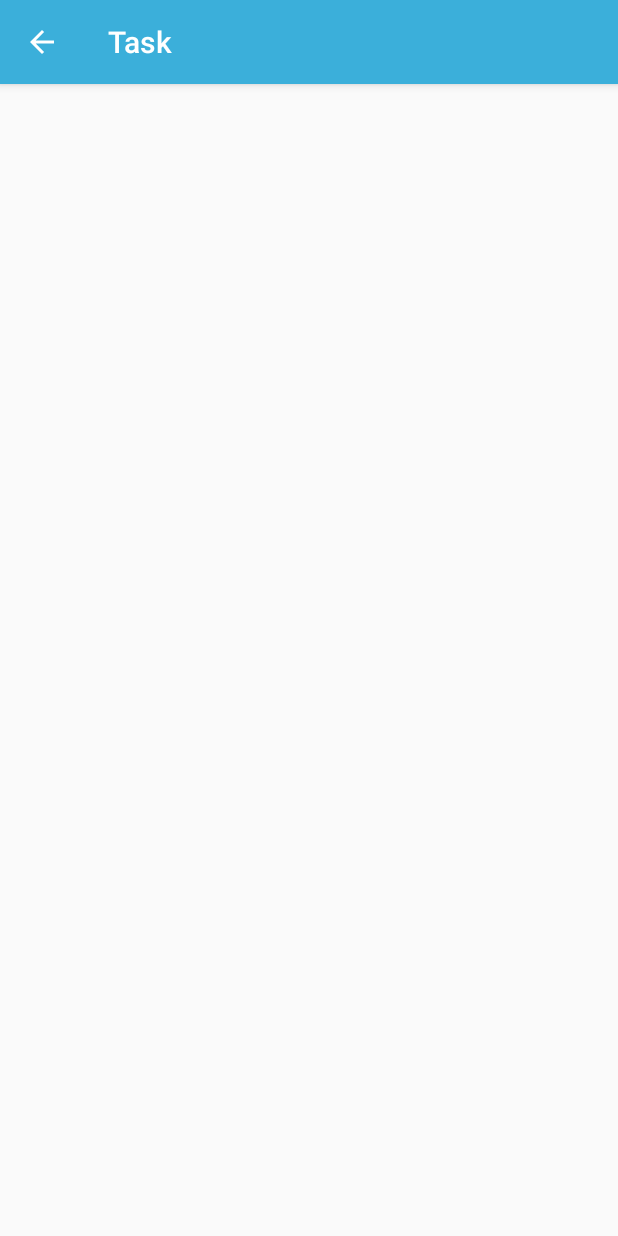
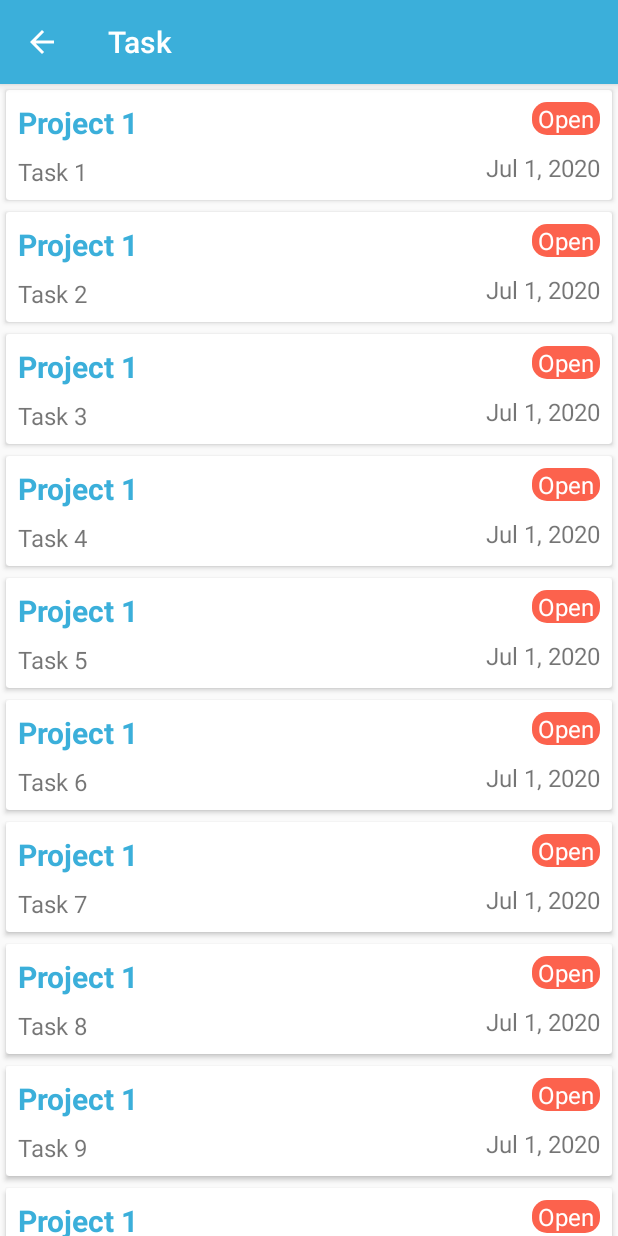
Before and after one commit to mknishad/suffix-field-force-android, an Android app: the TaskListActivity screen opened directly, with no data from a screen before it, on a phone screen of 412 x 824 dp. Run offline under Robolectric (Android 15) with nearby library versions, the phone set to English and light mode, and no system bars; our stand-ins replace data binding.

Commit message:
populate task recycler view

```diff
--- a/app/src/main/java/com/suffix/fieldforce/activity/TaskListActivity.kt
+++ b/app/src/main/java/com/suffix/fieldforce/activity/TaskListActivity.kt
@@ -9,12 +9,13 @@ import android.os.Bundle
 import android.widget.Toast
 import androidx.appcompat.app.AppCompatActivity
 import androidx.databinding.DataBindingUtil
-import androidx.lifecycle.Observer
 import androidx.lifecycle.ViewModelProviders
 import com.suffix.fieldforce.R
+import com.suffix.fieldforce.adapter.TaskAdapter
+import com.suffix.fieldforce.adapter.TaskListener
 import com.suffix.fieldforce.databinding.ActivityTaskListBinding
+import com.suffix.fieldforce.model.Task
 import com.suffix.fieldforce.viewmodel.TaskListViewModel
-import kotlinx.android.synthetic.main.activity_task_list.*
 
 class TaskListActivity : AppCompatActivity() {
 
@@ -23,7 +24,6 @@ class TaskListActivity : AppCompatActivity() {
 
     override fun onCreate(savedInstanceState: Bundle?) {
         super.onCreate(savedInstanceState)
-        setContentView(R.layout.activity_task_list)
 
         binding = DataBindingUtil.setContentView(this, R.layout.activity_task_list)
         viewModel = ViewModelProviders.of(this).get(TaskListViewModel::class.java)
@@ -34,18 +34,15 @@ class TaskListActivity : AppCompatActivity() {
 
     private fun init() {
         setupToolbar()
-
-        viewModel.progress.observe(this, Observer {
-            Toast.makeText(this, it.toString(), Toast.LENGTH_SHORT).show()
-        })
+        setupRecyclerView()
     }
 
     private fun setupToolbar() {
         setSupportActionBar(binding.toolbar)
         if (Build.VERSION.SDK_INT >= Build.VERSION_CODES.M) {
-            toolbar.setTitleTextColor(resources.getColor(android.R.color.white, null))
+            binding.toolbar.setTitleTextColor(resources.getColor(android.R.color.white, null))
         } else {
-            toolbar.setTitleTextColor(resources.getColor(android.R.color.white))
+            binding.toolbar.setTitleTextColor(resources.getColor(android.R.color.white))
         }
         supportActionBar?.setDisplayShowTitleEnabled(true)
         supportActionBar?.setDisplayHomeAsUpEnabled(true)
@@ -58,4 +55,26 @@ class TaskListActivity : AppCompatActivity() {
             binding.toolbar.navigationIcon?.setColorFilter(Color.WHITE, PorterDuff.Mode.SRC_ATOP)
         }
     }
+
+    private fun setupRecyclerView() {
+        val adapter = TaskAdapter(TaskListener { task ->
+            Toast.makeText(this, task.name, Toast.LENGTH_SHORT).show()
+        })
+        binding.recyclerView.adapter = adapter
+
+        val taskList = listOf(
+            Task(";alskf;ls", "Task 1", "Open", "Jul 1, 2020", "Project 1"),
+            Task(";alskf;ls", "Task 2", "Open", "Jul 1, 2020", "Project 1"),
+            Task(";alskf;ls", "Task 3", "Open", "Jul 1, 2020", "Project 1"),
+            Task(";alskf;ls", "Task 4", "Open", "Jul 1, 2020", "Project 1"),
+            Task(";alskf;ls", "Task 5", "Open", "Jul 1, 2020", "Project 1"),
+            Task(";alskf;ls", "Task 6", "Open", "Jul 1, 2020", "Project 1"),
+            Task(";alskf;ls", "Task 7", "Open", "Jul 1, 2020", "Project 1"),
+            Task(";alskf;ls", "Task 8", "Open", "Jul 1, 2020", "Project 1"),
+            Task(";alskf;ls", "Task 9", "Open", "Jul 1, 2020", "Project 1"),
+            Task(";alskf;ls", "Task 10", "Open", "Jul 1, 2020", "Project 1"),
+            Task(";alskf;ls", "Task 11", "Open", "Jul 1, 2020", "Project 1"))
+
+        adapter.callSubmitList(taskList)
+    }
 }
--- /dev/null
+++ b/app/src/main/java/com/suffix/fieldforce/adapter/RiderListAdapter.kt
@@ -0,0 +1,82 @@
+package com.suffix.fieldforce.adapter
+
+import android.annotation.SuppressLint
+import android.view.LayoutInflater
+import android.view.ViewGroup
+import androidx.recyclerview.widget.DiffUtil
+import androidx.recyclerview.widget.ListAdapter
+import androidx.recyclerview.widget.RecyclerView
+import com.suffix.fieldforce.databinding.ListItemTaskBinding
+import com.suffix.fieldforce.model.Task
+import kotlinx.coroutines.CoroutineScope
+import kotlinx.coroutines.Dispatchers
+import kotlinx.coroutines.launch
+import kotlinx.coroutines.withContext
+
+class TaskAdapter(val clickListener: TaskListener) :
+    ListAdapter<Task, RecyclerView.ViewHolder>(TaskDiffCallback()) {
+
+    override fun onBindViewHolder(holder: RecyclerView.ViewHolder, position: Int) {
+        when (holder) {
+            is ViewHolder -> {
+                val taskItem = getItem(position) as Task
+                holder.bind(taskItem, clickListener)
+            }
+        }
+    }
+
+    override fun onCreateViewHolder(parent: ViewGroup, viewType: Int): RecyclerView.ViewHolder {
+        return ViewHolder.from(parent)
+    }
+
+    override fun getItemCount(): Int {
+        return super.getItemCount()
+    }
+
+    fun callSubmitList(list: List<Task>?) {
+        val adapterScope = CoroutineScope(Dispatchers.Default)
+        adapterScope.launch {
+            withContext(Dispatchers.Main) {
+                submitList(list)
+            }
+        }
+    }
+}
+
+class ViewHolder private constructor(val binding: ListItemTaskBinding) : RecyclerView.ViewHolder(binding.root) {
+    fun bind(item: Task, clickListener: TaskListener) {
+        binding.task = item
+        binding.clickListener = clickListener
+        binding.executePendingBindings()
+    }
+
+    companion object {
+        fun from(parent: ViewGroup): ViewHolder {
+            val layoutInflater = LayoutInflater.from(parent.context)
+            val binding = ListItemTaskBinding.inflate(layoutInflater, parent, false)
+            return ViewHolder(binding)
+        }
+    }
+}
+
+
+/**
+ * Callback for calculating the diff between two non-null items in a list.
+ *
+ * Used by ListAdapter to calculate the minimum number of changes between and old list and a new
+ * list that's been passed to `submitList`.
+ */
+class TaskDiffCallback : DiffUtil.ItemCallback<Task>() {
+    override fun areItemsTheSame(oldItem: Task, newItem: Task): Boolean {
+        return oldItem.id == newItem.id
+    }
+
+    @SuppressLint("DiffUtilEquals")
+    override fun areContentsTheSame(oldItem: Task, newItem: Task): Boolean {
+        return oldItem == newItem
+    }
+}
+
+class TaskListener(val clickListener: (task: Task) -> Unit) {
+    fun onClick(task: Task) = clickListener(task)
+}
--- /dev/null
+++ b/app/src/main/java/com/suffix/fieldforce/model/Task.kt
@@ -0,0 +1,13 @@
+package com.suffix.fieldforce.model
+
+import android.os.Parcelable
+import kotlinx.android.parcel.Parcelize
+
+@Parcelize
+data class Task(
+    var id: String?,
+    var name: String?,
+    var status: String?,
+    var date: String?,
+    var project: String?
+) : Parcelable
--- /dev/null
+++ b/app/src/main/res/drawable/bg_button.xml
@@ -0,0 +1,6 @@
+<?xml version="1.0" encoding="utf-8"?>
+<shape xmlns:android="http://schemas.android.com/apk/res/android"
+       android:shape="rectangle">
+    <solid android:color="@color/colorPrimary"/>
+    <corners android:radius="5dp"/>
+</shape>
--- /dev/null
+++ b/app/src/main/res/drawable/bg_status.xml
@@ -0,0 +1,6 @@
+<?xml version="1.0" encoding="utf-8"?>
+<shape xmlns:android="http://schemas.android.com/apk/res/android"
+       android:shape="rectangle">
+    <solid android:color="@color/colorRed"/>
+    <corners android:radius="10dp"/>
+</shape>
--- a/app/src/main/res/layout/activity_task_list.xml
+++ b/app/src/main/res/layout/activity_task_list.xml
@@ -46,6 +46,5 @@
             app:layout_constraintTop_toTopOf="parent"
             app:layout_constraintStart_toStartOf="parent"
             android:visibility="@{viewModel.progress ? View.VISIBLE : View.GONE}"/>
-
     </androidx.constraintlayout.widget.ConstraintLayout>
 </layout>
--- /dev/null
+++ b/app/src/main/res/layout/list_item_task.xml
@@ -0,0 +1,87 @@
+<?xml version="1.0" encoding="utf-8"?>
+
+<layout xmlns:android="http://schemas.android.com/apk/res/android"
+        xmlns:app="http://schemas.android.com/apk/res-auto"
+        xmlns:tools="http://schemas.android.com/tools">
+
+    <data>
+        <variable
+                name="task"
+                type="com.suffix.fieldforce.model.Task"/>
+        <variable
+                name="clickListener"
+                type="com.suffix.fieldforce.adapter.TaskListener"/>
+    </data>
+
+    <androidx.cardview.widget.CardView
+            android:layout_margin="4dp"
+            android:layout_width="match_parent"
+            android:layout_height="wrap_content">
+        <androidx.constraintlayout.widget.ConstraintLayout
+                android:layout_width="match_parent"
+                android:layout_height="wrap_content"
+                style="@style/Ripple"
+                android:onClick="@{() -> clickListener.onClick(task)}"
+                android:orientation="vertical">
+
+            <TextView
+                android:id="@+id/projectNameTextView"
+                android:layout_width="wrap_content"
+                android:layout_height="wrap_content"
+                android:layout_marginStart="8dp"
+                android:layout_marginTop="8dp"
+                android:text="@{task.project}"
+                android:textSize="20sp"
+                android:textStyle="bold"
+                android:textColor="@color/colorAquaDark"
+                app:layout_constraintStart_toStartOf="parent"
+                app:layout_constraintTop_toTopOf="parent"
+                tools:text="Project Enigma" />
+
+            <TextView
+                android:id="@+id/statusTextView"
+                android:layout_width="wrap_content"
+                android:layout_height="wrap_content"
+                android:layout_marginTop="8dp"
+                android:layout_marginEnd="8dp"
+                android:text="@{task.status}"
+                android:textSize="16sp"
+                android:paddingStart="4dp"
+                android:paddingEnd="4dp"
+                android:textColor="@color/colorWhite"
+                android:background="@drawable/bg_status"
+                app:layout_constraintEnd_toEndOf="parent"
+                app:layout_constraintTop_toTopOf="parent"
+                tools:text="Open" />
+
+            <TextView
+                android:id="@+id/taskTextView"
+                android:layout_width="wrap_content"
+                android:layout_height="wrap_content"
+                android:layout_marginStart="8dp"
+                android:layout_marginTop="8dp"
+                android:layout_marginBottom="8dp"
+                android:text="@{task.name}"
+                android:textSize="16sp"
+                app:layout_constraintBottom_toBottomOf="parent"
+                app:layout_constraintStart_toStartOf="parent"
+                app:layout_constraintTop_toBottomOf="@id/projectNameTextView"
+                tools:text="Random Task" />
+
+            <TextView
+                android:id="@+id/dateTextView"
+                android:layout_width="wrap_content"
+                android:layout_height="wrap_content"
+                android:layout_marginTop="8dp"
+                android:layout_marginEnd="8dp"
+                android:layout_marginBottom="8dp"
+                android:text="@{task.date}"
+                android:textSize="16sp"
+                app:layout_constraintBottom_toBottomOf="parent"
+                app:layout_constraintEnd_toEndOf="parent"
+                app:layout_constraintTop_toBottomOf="@+id/statusTextView"
+                tools:text="1 July, 2020" />
+
+        </androidx.constraintlayout.widget.ConstraintLayout>
+    </androidx.cardview.widget.CardView>
+</layout>
--- a/app/src/main/res/values/styles.xml
+++ b/app/src/main/res/values/styles.xml
@@ -14,4 +14,9 @@
         <item name="android:elevation">4dp</item>
     </style>
 
+    <style name="Ripple">
+        <item name="android:foreground">?attr/selectableItemBackgroundBorderless</item>
+        <item name="android:clickable">true</item>
+    </style>
+
 </resources>
--- a/build.gradle
+++ b/build.gradle
@@ -1,7 +1,7 @@
 // Top-level build file where you can add configuration options common to all sub-projects/modules.
 
 buildscript {
-    ext.kotlin_version = '1.3.41'
+    ext.kotlin_version = '1.3.50'
     repositories {
         google()
         jcenter()
```
Also changed, not shown: app/build.gradle (+16 -9 lines).
